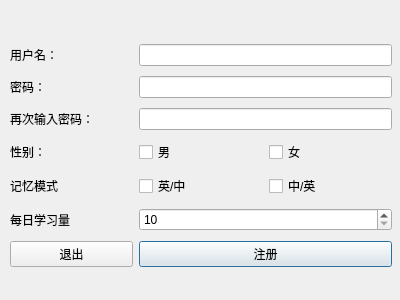
Before: the Qt Designer form MoMoWord/mosignupdialog.ui in KailinLi/MoMoWord, drawn with Qt 5.
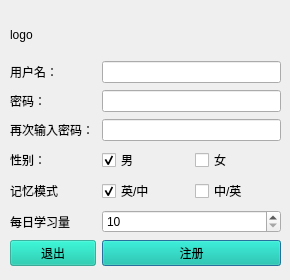
After: the same form once the commit is applied.

The edit to the form file:
```diff
--- a/MoMoWord/mosignupdialog.ui
+++ b/MoMoWord/mosignupdialog.ui
@@ -6,8 +6,8 @@
    <rect>
     <x>0</x>
     <y>0</y>
-    <width>400</width>
-    <height>300</height>
+    <width>290</width>
+    <height>280</height>
    </rect>
   </property>
   <property name="windowTitle">
@@ -17,9 +17,9 @@
    <property name="geometry">
     <rect>
      <x>10</x>
-     <y>40</y>
-     <width>382</width>
-     <height>237</height>
+     <y>60</y>
+     <width>271</width>
+     <height>212</height>
     </rect>
    </property>
    <layout class="QGridLayout" name="gridLayout">
@@ -60,9 +60,15 @@
     </item>
     <item row="7" column="1" colspan="2">
      <widget class="QPushButton" name="signUpBtn">
+      <property name="styleSheet">
+       <string notr="true">background-color: rgb(0, 190, 159, 60%)</string>
+      </property>
       <property name="text">
        <string>注册</string>
       </property>
+      <property name="default">
+       <bool>true</bool>
+      </property>
      </widget>
     </item>
     <item row="3" column="1" colspan="2">
@@ -70,9 +76,15 @@
     </item>
     <item row="7" column="0">
      <widget class="QPushButton" name="quitBtn">
+      <property name="styleSheet">
+       <string notr="true">background-color: rgb(0, 190, 159, 60%)</string>
+      </property>
       <property name="text">
        <string>退出</string>
       </property>
+      <property name="autoDefault">
+       <bool>false</bool>
+      </property>
      </widget>
     </item>
     <item row="6" column="1" colspan="2">
@@ -103,6 +115,9 @@
       <property name="text">
        <string>男</string>
       </property>
+      <property name="checked">
+       <bool>true</bool>
+      </property>
      </widget>
     </item>
     <item row="4" column="2">
@@ -117,6 +132,9 @@
       <property name="text">
        <string>英/中</string>
       </property>
+      <property name="checked">
+       <bool>true</bool>
+      </property>
      </widget>
     </item>
     <item row="5" column="2">
@@ -128,6 +146,19 @@
     </item>
    </layout>
   </widget>
+  <widget class="QLabel" name="logoLabel">
+   <property name="geometry">
+    <rect>
+     <x>10</x>
+     <y>10</y>
+     <width>50</width>
+     <height>50</height>
+    </rect>
+   </property>
+   <property name="text">
+    <string>logo</string>
+   </property>
+  </widget>
  </widget>
  <resources/>
  <connections/>
```
